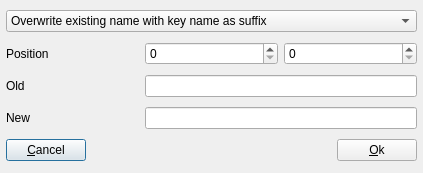
Above: sources/dialogs/dialog_rename.ui from davy7125/polyphone before the change. Below: the same form after it.
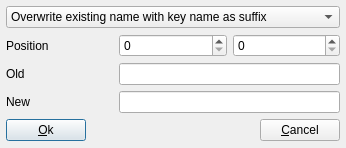
That is the form after the change. Icons and pictures are not drawn.

Commit message:
Dialog buttons
Ok is left, cancel is right, default is ok

Patch:
```diff
--- a/sources/dialogs/dialog_rename.ui
+++ b/sources/dialogs/dialog_rename.ui
@@ -9,8 +9,8 @@
    <rect>
     <x>0</x>
     <y>0</y>
-    <width>423</width>
-    <height>173</height>
+    <width>310</width>
+    <height>148</height>
    </rect>
   </property>
   <property name="sizePolicy">
@@ -132,9 +132,9 @@
    <item row="5" column="0" colspan="3">
     <layout class="QHBoxLayout" name="horizontalLayout">
      <item>
-      <widget class="QPushButton" name="pushCancel">
+      <widget class="QPushButton" name="pushOk">
        <property name="text">
-        <string>&amp;Cancel</string>
+        <string>&amp;Ok</string>
        </property>
       </widget>
      </item>
@@ -152,9 +152,9 @@
       </spacer>
      </item>
      <item>
-      <widget class="QPushButton" name="pushOk">
+      <widget class="QPushButton" name="pushCancel">
        <property name="text">
-        <string>&amp;Ok</string>
+        <string>&amp;Cancel</string>
        </property>
       </widget>
      </item>
```
The commit also changes 22 other files.
